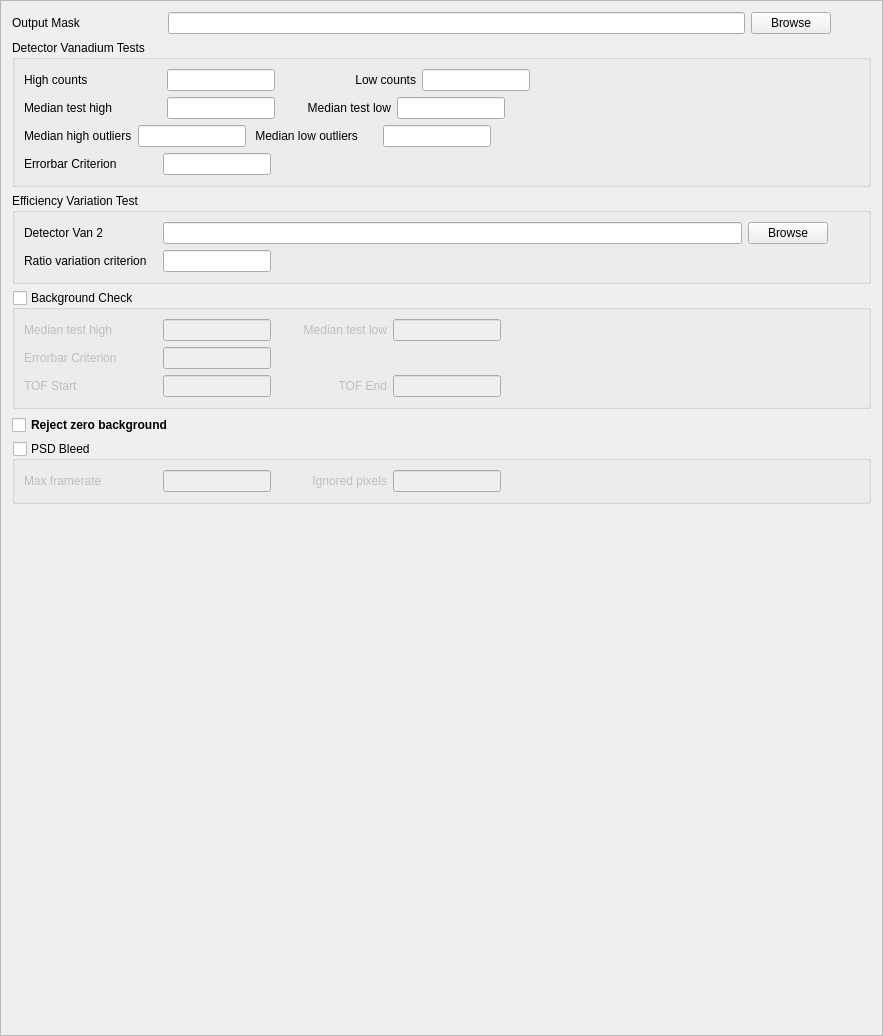
Above: Code/Mantid/scripts/Interface/ui/inelastic/dgs_diagnose_detectors.ui from mantidproject/mantid before the change. Below: the same form after it.
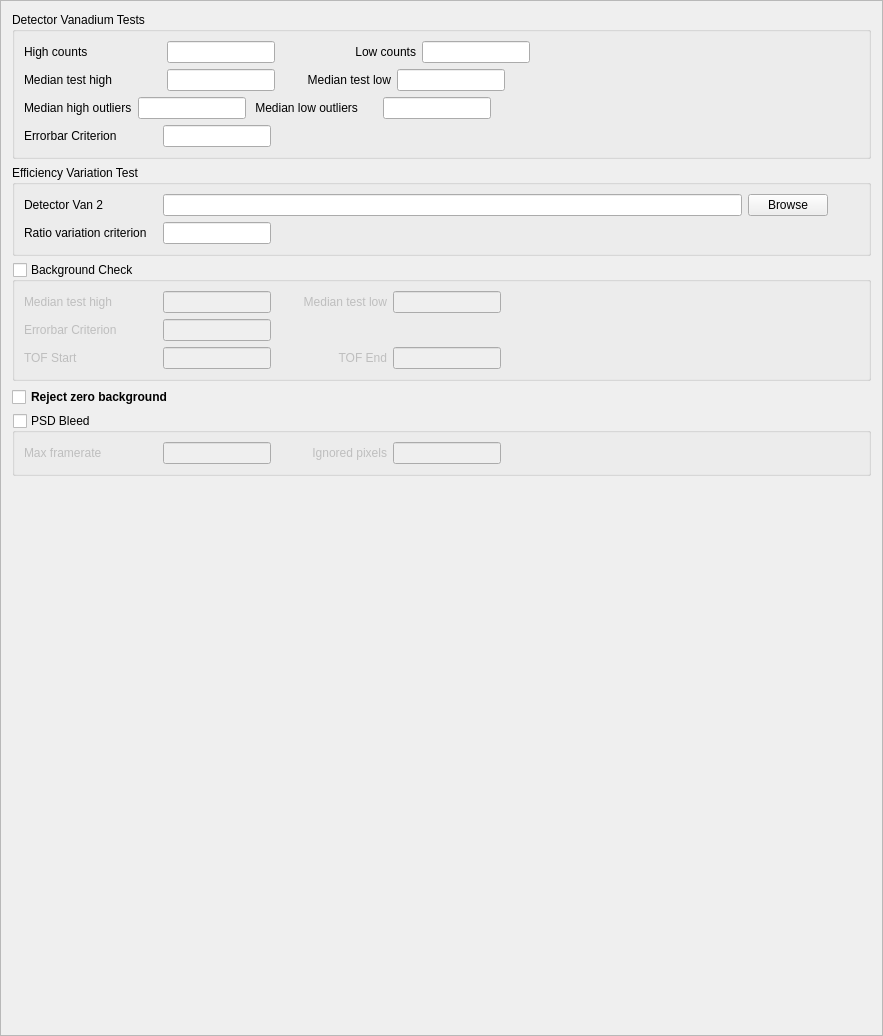
That is the form after the change.

Diff of the .ui file:
```diff
--- a/Code/Mantid/scripts/Interface/ui/inelastic/dgs_diagnose_detectors.ui
+++ b/Code/Mantid/scripts/Interface/ui/inelastic/dgs_diagnose_detectors.ui
@@ -20,49 +20,6 @@
    <enum>QFrame::Raised</enum>
   </property>
   <layout class="QVBoxLayout" name="verticalLayout_4">
-   <item>
-    <layout class="QHBoxLayout" name="horizontalLayout">
-     <item>
-      <widget class="QLabel" name="output_mask_label">
-       <property name="minimumSize">
-        <size>
-         <width>150</width>
-         <height>0</height>
-        </size>
-       </property>
-       <property name="text">
-        <string>Output Mask</string>
-       </property>
-      </widget>
-     </item>
-     <item>
-      <widget class="QLineEdit" name="output_mask_edit"/>
-     </item>
-     <item>
-      <widget class="QPushButton" name="output_mask_browse">
-       <property name="text">
-        <string>Browse</string>
-       </property>
-      </widget>
-     </item>
-     <item>
-      <spacer name="horizontalSpacer">
-       <property name="orientation">
-        <enum>Qt::Horizontal</enum>
-       </property>
-       <property name="sizeType">
-        <enum>QSizePolicy::Fixed</enum>
-       </property>
-       <property name="sizeHint" stdset="0">
-        <size>
-         <width>40</width>
-         <height>20</height>
-        </size>
-       </property>
-      </spacer>
-     </item>
-    </layout>
-   </item>
    <item>
     <widget class="QGroupBox" name="white_beam_tests_gb">
      <property name="title">
```
